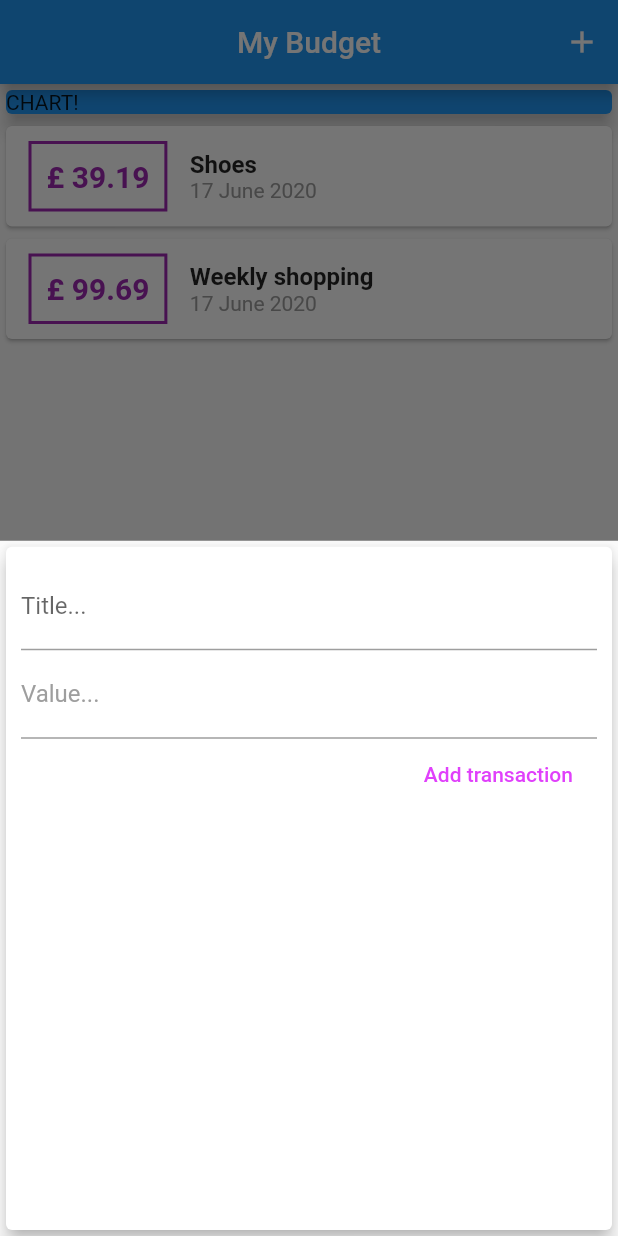
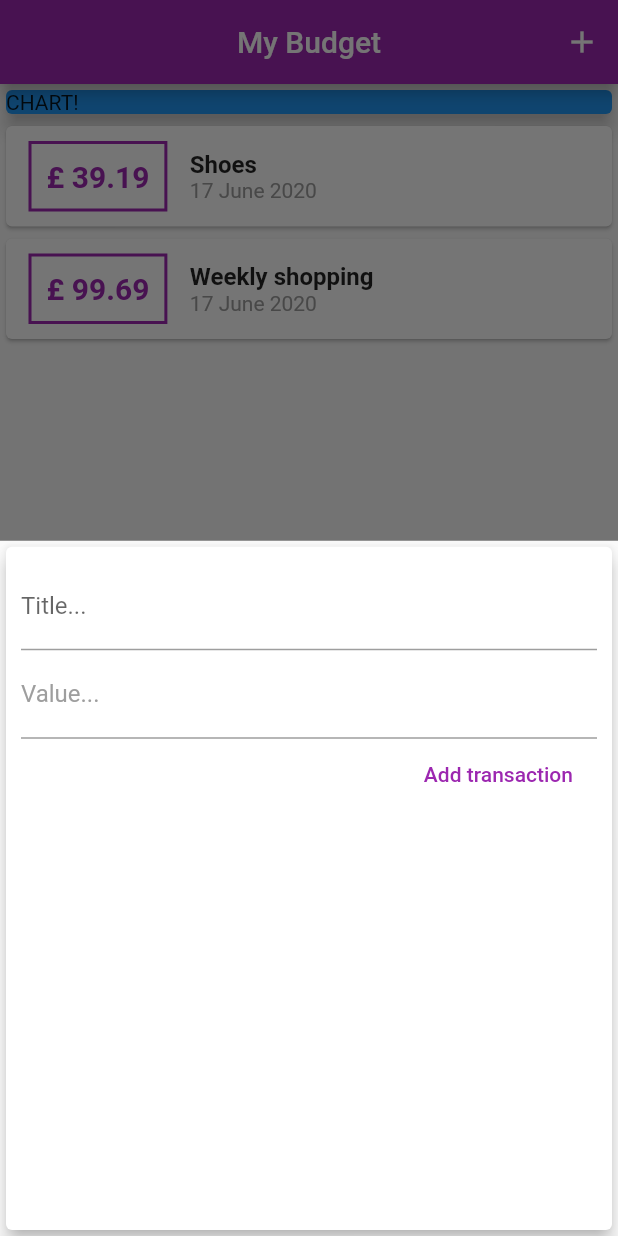
Before and after one commit to catalinvunvulea/BudgetTracker, a Flutter app: the screen it shows after launch, after a tap on the "add" icon, on a phone screen of 412 x 824 dp. Run offline on Flutter 3.47's test engine with Material 2 defaults, Android fonts, the phone set to English and light mode, and no system bars.

Commit message:
Configure and Use Themes

```diff
--- a/lib/main.dart
+++ b/lib/main.dart
@@ -14,6 +14,10 @@ class MyApp extends StatelessWidget {
   Widget build(BuildContext context) {
     return MaterialApp(
       title: 'Flutter Demo',
+      theme: ThemeData(
+        primarySwatch: Colors.purple, //used to set a theme color that can be used throughout the App
+        accentColor: Colors.amberAccent
+      ),
       home: MyHomePage(),
     );
   }
--- a/lib/widgets/new_transactions.dart
+++ b/lib/widgets/new_transactions.dart
@@ -23,10 +23,12 @@ class _NewTransactionState extends State<NewTransaction> {
 if (enteredTitle.isEmpty || enteredAmount <= 0) {
   return; //if the condition is meet, the code won't continue to the folowing lines (ex addTransaction)
 }
-    widget.addTransaction(
+    widget.addTransaction( //widget is used in the state class to access the widget class
       tilteController.text,
       double.parse(amountContorller.text),
     );
+
+    Navigator.of(context).pop(); //close the popup
   }
 
   @override
@@ -64,7 +66,7 @@ if (enteredTitle.isEmpty || enteredAmount <= 0) {
               child: Text(
                 "Add transaction",
               ),
-              textColor: Colors.purpleAccent,
+              textColor: Theme.of(context).primaryColor,
               onPressed: submitData,
             )
           ],
--- a/lib/widgets/transaction_list.dart
+++ b/lib/widgets/transaction_list.dart
@@ -24,7 +24,7 @@ class TransactionList extends StatelessWidget {
                   ),
                   decoration: BoxDecoration(
                     border: Border.all(
-                      color: Colors.purple,
+                      color: Theme.of(context).primaryColor,
                       width: 2,
                     ),
                   ),
```
